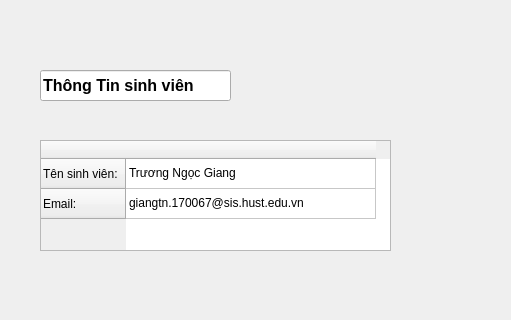
This is src/ui/teacher/teacher.ui in ngocgiang99/Attendance-By-Face as Qt 5 draws it before an edit; both pictures show x 0 to 511 and y 0 to 320 of the 1366 by 768 pixel window. The edited form follows.
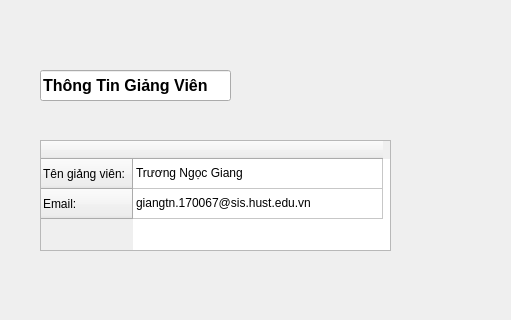
This is the edited form.

Commit message: Fix tittle in teacher logic

The edit to the form file:
```diff
--- a/src/ui/teacher/teacher.ui
+++ b/src/ui/teacher/teacher.ui
@@ -102,7 +102,7 @@
    </attribute>
    <row>
     <property name="text">
-     <string>Tên sinh viên:</string>
+     <string>Tên giảng viên:</string>
     </property>
    </row>
    <row>
@@ -142,7 +142,7 @@
     </font>
    </property>
    <property name="text">
-    <string>Thông Tin sinh viên</string>
+    <string>Thông Tin Giảng Viên</string>
    </property>
    <property name="readOnly">
     <bool>true</bool>
```
The commit also changes 1 other file.
